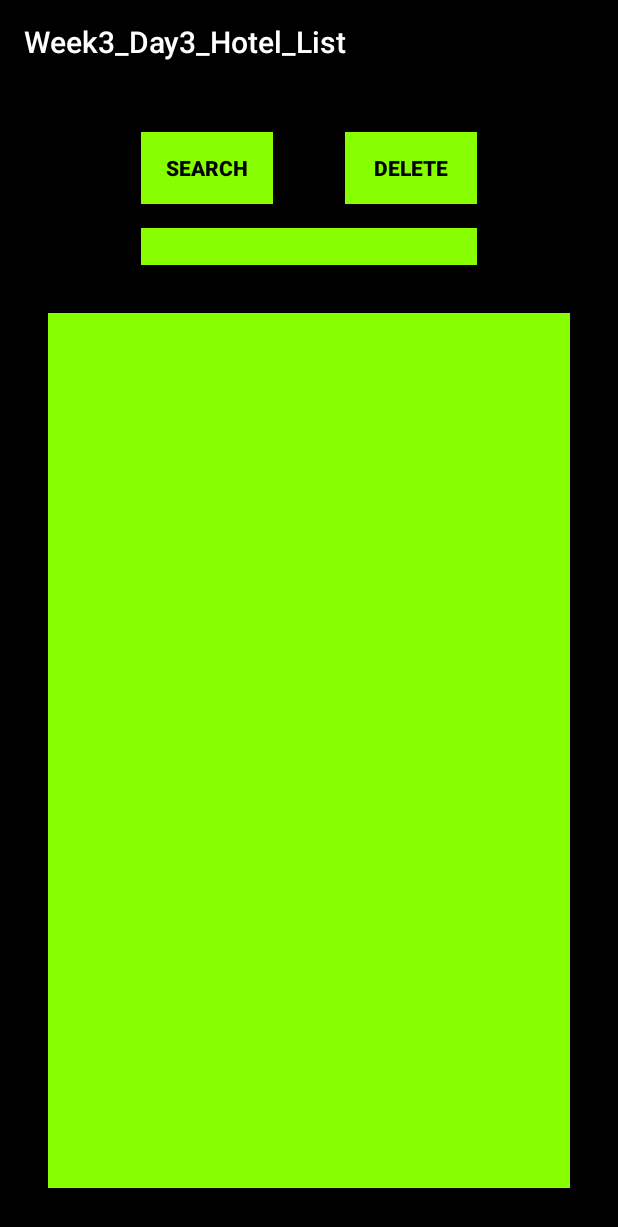
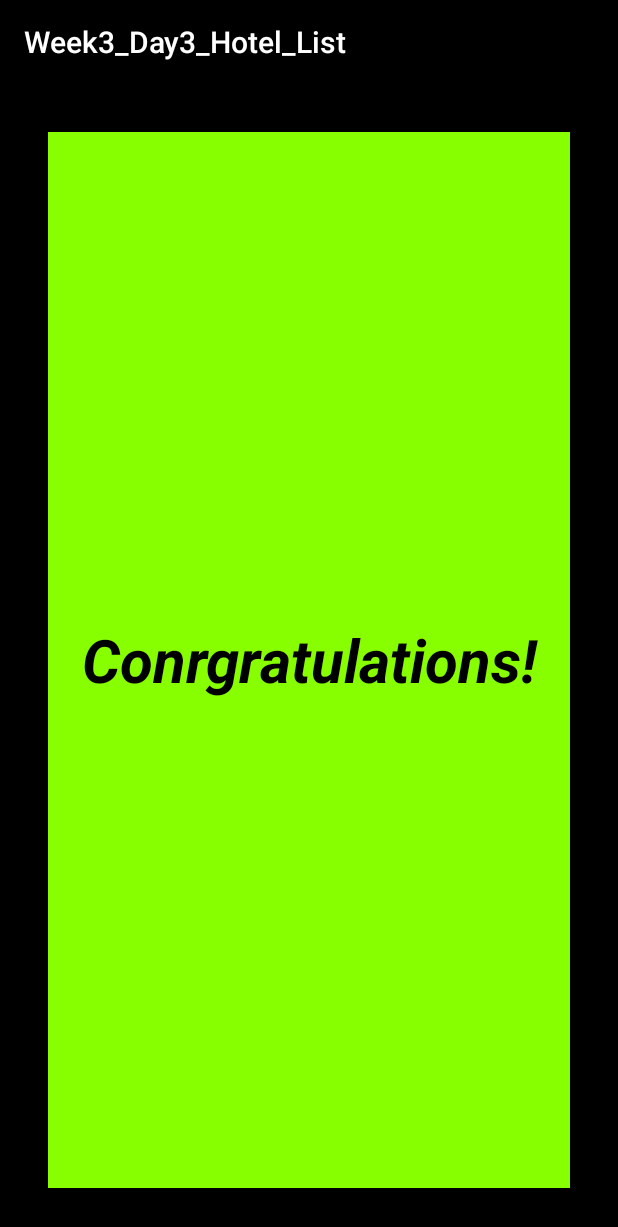
Before and after one commit to ShamarcusW-MAC/Hotel_List, an Android app: the DeleteActivity screen opened directly, with no data from a screen before it, on a phone screen of 412 x 824 dp. Shown: the top 1227 px of the screen. Run offline under Robolectric (Android 15) with nearby library versions, the phone set to English and light mode, and no system bars; network calls fail; 2 statements that could not run were skipped.

Commit message:
Initial commit

```diff
--- a/app/src/main/java/com/example/week3_day3_hotel_list/DeleteActivity.kt
+++ b/app/src/main/java/com/example/week3_day3_hotel_list/DeleteActivity.kt
@@ -13,15 +13,21 @@ import java.io.File
 import java.io.FileOutputStream
 import java.io.InputStreamReader
 
-class DeleteActivity : AppCompatActivity() {
-
-
+class DeleteActivity : AppCompatActivity(), HotelAdapter.GuestAdapterDelegate {
 
     private val fileName = "HotelVip.txt"
 
     private val filePath = "MyExternalPath"
 
-    private var guestList = mutableListOf<Guest>()
+    val newAdapter = HotelAdapter(guestList, this)
+
+
+    companion object {
+
+       var guestList = mutableListOf<Guest>()
+
+   }
+
 
     var name: String? = null
     var room: Int = 0
@@ -43,16 +49,13 @@ class DeleteActivity : AppCompatActivity() {
                 price = guest.price
 
                 writeToExternal()
+
+                confirm_textview.setText("${name} is now booked in Room #${room}.")
             }
 
         }
 
-
-
-
     }
-
-
 
     private fun writeToExternal(){
 
@@ -94,10 +97,12 @@ class DeleteActivity : AppCompatActivity() {
         }
         bufferedReader.close()
 
-        val newAdapter = HotelAdapter(guestList)
-            usersNames_listview.adapter = newAdapter
+//            usersNames_listview.adapter = newAdapter
 
 
     }
+    override fun deleteBooking(guestPosition: Int) {
+    }
+
 
 }
--- a/app/src/main/java/com/example/week3_day3_hotel_list/HotelAdapter.kt
+++ b/app/src/main/java/com/example/week3_day3_hotel_list/HotelAdapter.kt
@@ -3,25 +3,31 @@ package com.example.week3_day3_hotel_list
 import android.view.LayoutInflater
 import android.view.View
 import android.view.ViewGroup
-import android.widget.BaseAdapter
-import android.widget.TextView
+import android.widget.*
 
-class HotelAdapter(val guestList:List<Guest>): BaseAdapter() {
+class HotelAdapter(private val guestList:List<Guest>, private val delegate: GuestAdapterDelegate): BaseAdapter() {
 
 
+    interface GuestAdapterDelegate{
+        fun deleteBooking(guestPosition: Int)
+    }
+
     override fun getView(position: Int, convertView: View?, parent: ViewGroup?): View {
-
 
         val view = LayoutInflater.from(parent?.context)
             .inflate(R.layout.list_item_layout, parent, false)
 
         view.findViewById<TextView>(R.id.guest_info_textView).text = guestList[position].name
-//        view.findViewById<TextView>(R.id.price_textview).text = guestList[position].price.toString()
 
+        view.findViewById<ImageView>(R.id.deleteUser_imageView).setOnClickListener{ _ ->
+
+            delegate.deleteBooking(position)
+
+        }
         return view
     }
 
-    override fun getItem(position: Int): Any {
+    override fun getItem(position: Int): Guest {
         return guestList[position]
     }
 
@@ -34,4 +40,5 @@ class HotelAdapter(val guestList:List<Guest>): BaseAdapter() {
         return guestList.size
     }
 
+
 }
--- a/app/src/main/res/layout/activity_delete.xml
+++ b/app/src/main/res/layout/activity_delete.xml
@@ -8,63 +8,18 @@
     tools:context=".DeleteActivity">
 
 
-    <Button
-        android:id="@+id/search_button"
-        android:layout_width="wrap_content"
-        android:layout_height="wrap_content"
-
-        android:layout_marginTop="32dp"
-        android:layout_marginRight="136dp"
-        android:background="@color/colorPrimaryDark"
-
-        android:text="Search"
-        android:textColor="@color/colorPrimary"
-        android:textStyle="bold"
-        app:layout_constraintStart_toStartOf="parent"
-        app:layout_constraintEnd_toEndOf="parent"
-        app:layout_constraintTop_toTopOf="parent"
-        />
-
-    <Button
-        android:id="@+id/delete_button"
-        android:layout_width="wrap_content"
-        android:layout_height="wrap_content"
-
-        android:layout_marginTop="32dp"
-        android:layout_marginLeft="136dp"
-        android:background="@color/colorPrimaryDark"
-
-        android:text="Delete"
-        android:textColor="@color/colorPrimary"
-        android:textStyle="bold"
-        app:layout_constraintStart_toStartOf="parent"
-        app:layout_constraintEnd_toEndOf="parent"
-        app:layout_constraintTop_toTopOf="parent"
-        />
-
-    <EditText
-        android:id="@+id/search_user_edittext"
-        android:layout_width="0dp"
-        android:layout_height="wrap_content"
-        android:layout_marginTop="16dp"
-        android:background="@color/colorPrimaryDark"
-        android:textColor="@color/colorPrimary"
-        app:layout_constraintStart_toStartOf="@id/search_button"
-        app:layout_constraintEnd_toEndOf="@id/delete_button"
-        app:layout_constraintTop_toBottomOf="@id/delete_button"
-        />
-
-
-    <ListView
-        android:id="@+id/usersNames_listview"
+    <TextView
+        android:id="@+id/confirm_textview"
         android:layout_width="0dp"
         android:layout_height="0dp"
         android:layout_margin="32dp"
         android:background="@color/colorPrimaryDark"
+        android:text="Conrgratulations!"
         android:textColor="@color/colorPrimary"
         android:textStyle="bold|italic"
-        android:textSize = "24sp"
-        app:layout_constraintTop_toBottomOf="@id/search_user_edittext"
+        android:textSize = "40sp"
+        android:gravity="center"
+        app:layout_constraintTop_toTopOf="parent"
         app:layout_constraintStart_toStartOf="parent"
         app:layout_constraintEnd_toEndOf="parent"
         app:layout_constraintBottom_toBottomOf="parent"
```
Also changed, not shown: app/src/main/java/com/example/week3_day3_hotel_list/ListActivity.kt (+48 -6 lines), app/src/main/res/drawable/ic_highlight_off_black_24dp.xml (added, +9 -0 lines), app/src/main/res/layout/activity_list.xml (+18 -0 lines), app/src/main/res/layout/list_item_layout.xml (+13 -2 lines).
